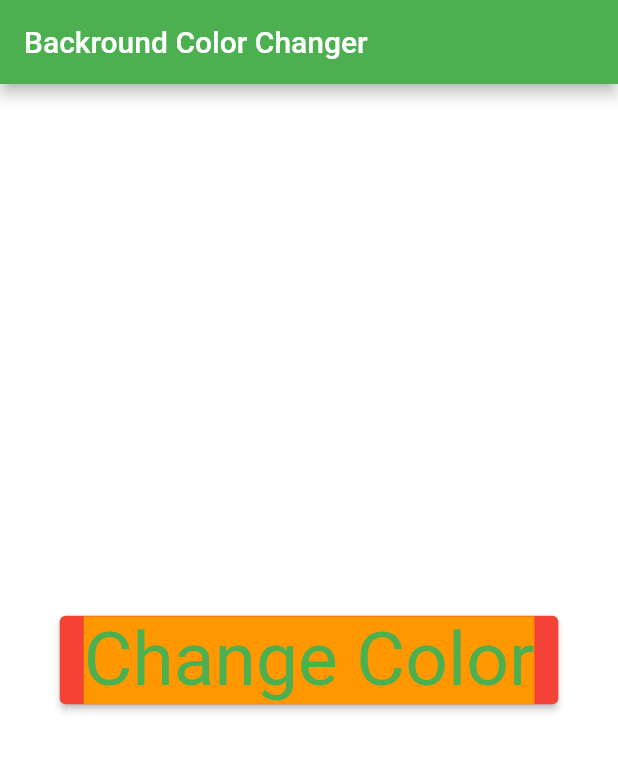
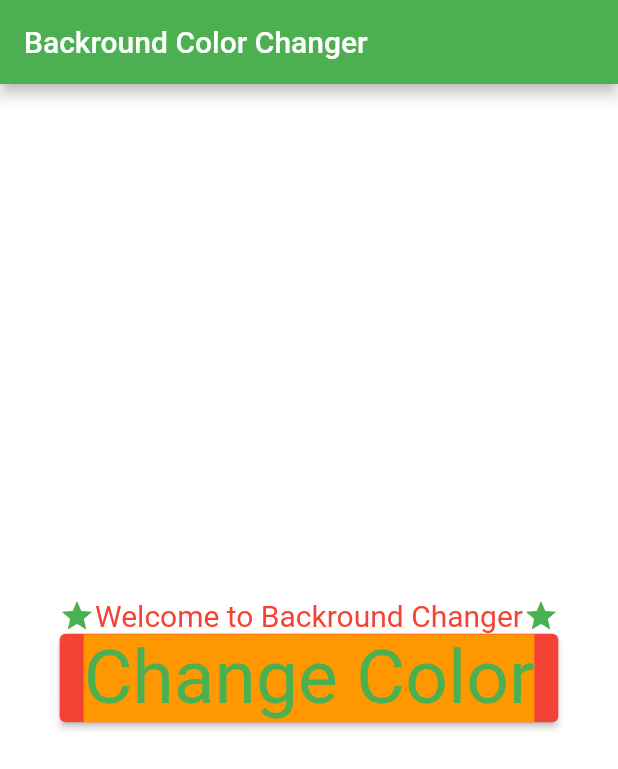
Before and after one commit to IsaTunahan/AppBackroundChanger, a Flutter app: the screen it shows after launch, on a phone screen of 412 x 824 dp. Shown: the top 769 px of the screen. Run offline on Flutter 3.47's test engine with Material 2 defaults, Android fonts, the light colour scheme and no system bars; our stand-ins replace google_fonts; Roboto replaces fonts that are missing (Ubuntu).

Commit message:
Text Widget eklendi

```diff
--- a/lib/main.dart
+++ b/lib/main.dart
@@ -74,7 +74,26 @@ class _MyAppState extends State<MyApp> {
         child: Center(
             //8 -Center widget'ı, butonu merkezlemek için kullanılır ve bir ElevatedButton widget'ı içerir.
 
-            child: ElevatedButton(
+            child: Column(
+          mainAxisAlignment: MainAxisAlignment.center,
+          crossAxisAlignment: CrossAxisAlignment.center,
+          children: <Widget>[
+            Row(
+              mainAxisAlignment: MainAxisAlignment.center,
+              crossAxisAlignment: CrossAxisAlignment.center,
+              children: [
+                Icon(Icons.star, color: _appBarColor),
+                Text('Welcome to Backround Changer',
+                    style: GoogleFonts.ubuntu(
+                      textStyle: TextStyle(
+                        fontSize: 20,
+                        color: _buttonColor,
+                      ),
+                    )),
+                Icon(Icons.star, color: _appBarColor),
+              ],
+            ),
+            ElevatedButton(
               onPressed: _changeColor,
               child: Text("Change Color"),
               style: ElevatedButton.styleFrom(
@@ -85,7 +104,9 @@ class _MyAppState extends State<MyApp> {
                   backgroundColor: _buttonColor,
                   textStyle:
                       TextStyle(fontSize: 50, backgroundColor: _textColor)),
-            )),
+            ),
+          ],
+        )),
         //10- Herhangi bir değişiklik olduğunda, _changeColor fonksiyonu setState metodunu çağırarak arayüzün güncellenmesini sağlar.
         //11- Her tıklamada, _changeColor fonksiyonu rastgele renkleri oluşturur ve _buttonColor, _backgroundColor ve _textColor değişkenlerini günceller.
         //12- Her güncellemede, build fonksiyonu yeniden çağrılır ve arayüzün güncellenmiş hali oluşturulur.
```
